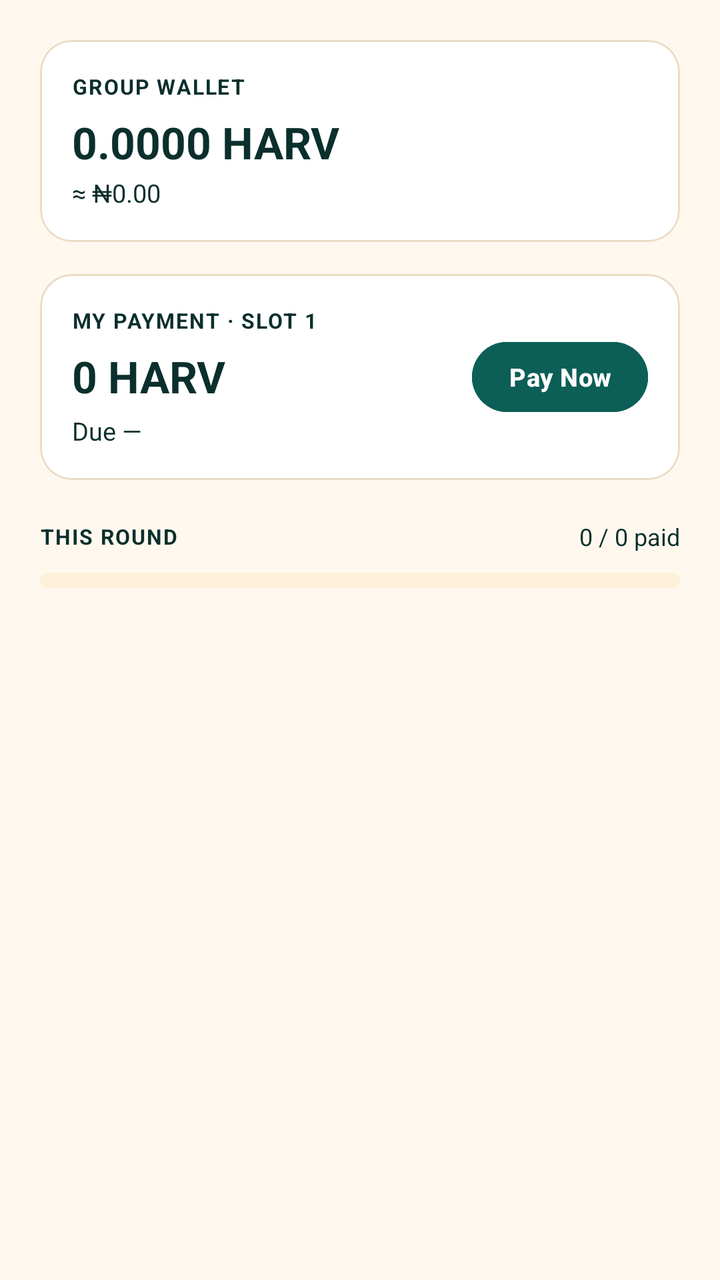
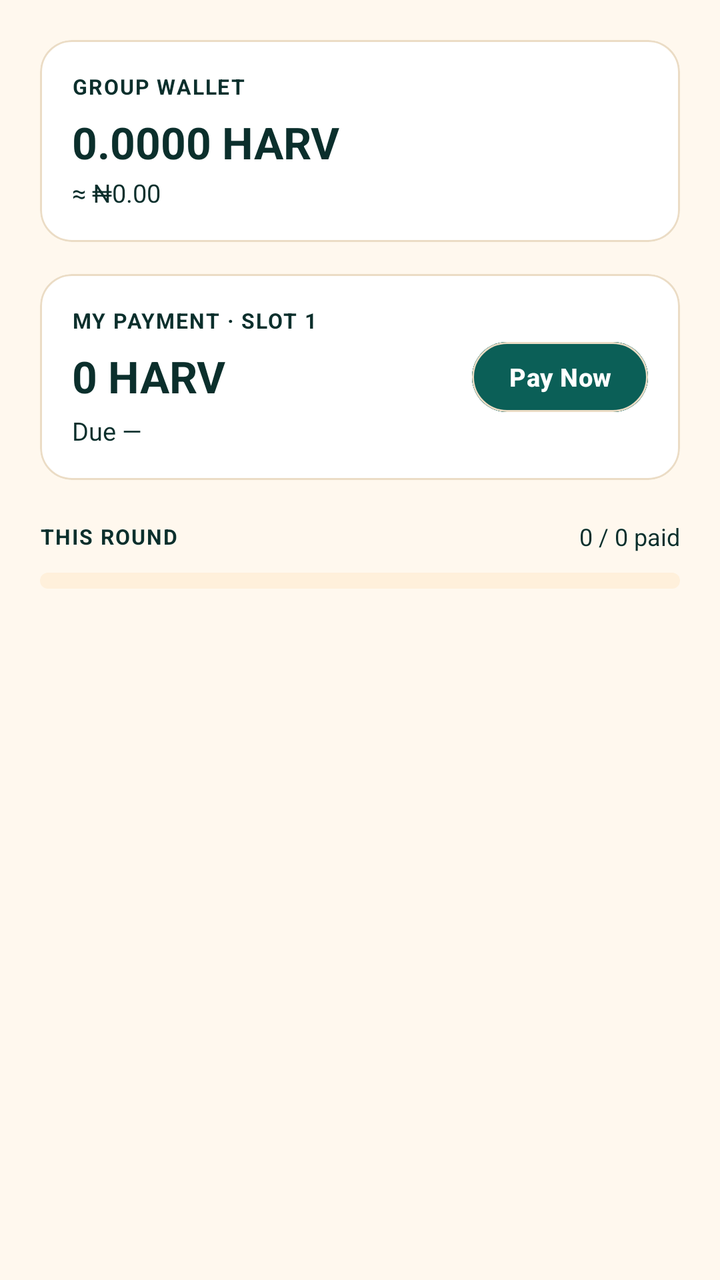

An Android layout rendered at two revisions. The XML below is the earlier revision; the diff shows what the commit changed to produce the second picture.
<!-- AndroidManifest.xml: application theme AppTheme -->
<!-- res/layout/group_payment_fragment.xml -->
<androidx.core.widget.NestedScrollView
	xmlns:android="http://schemas.android.com/apk/res/android"
	xmlns:app="http://schemas.android.com/apk/res-auto"
	xmlns:tools="http://schemas.android.com/tools"
	android:layout_width="match_parent"
	android:layout_height="match_parent"
	android:fillViewport="true"
	android:overScrollMode="never"
	android:background="@color/colorBackground"
	android:id="@+id/_main">
	<LinearLayout
		android:id="@+id/linear126"
		android:layout_width="match_parent"
		android:layout_height="wrap_content"
		android:padding="20dp"
		android:orientation="vertical">
		<com.google.android.material.card.MaterialCardView
			android:id="@+id/card_group_wallet"
			android:layout_width="match_parent"
			android:layout_height="wrap_content"
			android:layout_marginBottom="16dp"
			app:cardBackgroundColor="@color/colorSurface"
			app:cardCornerRadius="16dp"
			app:cardElevation="0dp"
			app:strokeWidth="1dp"
			app:strokeColor="@color/colorCardStroke">
			<LinearLayout
				android:id="@+id/linear3"
				android:layout_width="match_parent"
				android:layout_height="wrap_content"
				android:padding="16dp"
				android:orientation="vertical">
				<TextView
					android:id="@+id/textview7"
					android:layout_width="wrap_content"
					android:layout_height="wrap_content"
					android:text="GROUP WALLET"
					android:textStyle="bold"
					android:textSize="10.5sp"
					android:letterSpacing="0.06" />
				<TextView
					android:id="@+id/tv_group_wallet_balance"
					android:layout_width="wrap_content"
					android:layout_height="wrap_content"
					android:layout_marginTop="6dp"
					android:text="0.0000 HARV"
					android:textSize="22sp"
					android:textStyle="bold" />
				<TextView
					android:id="@+id/tv_group_wallet_ngn"
					android:layout_width="wrap_content"
					android:layout_height="wrap_content"
					android:layout_marginTop="2dp"
					android:text="≈ ₦0.00"
					android:textSize="12.5sp" />
				<LinearLayout
					android:id="@+id/panel_per_slot_amount"
					android:layout_width="match_parent"
					android:layout_height="wrap_content"
					android:layout_marginTop="14dp"
					android:orientation="vertical"
					android:visibility="gone">
					<com.google.android.material.divider.MaterialDivider
						android:id="@+id/view27"
						android:layout_width="match_parent"
						android:layout_height="1dp"
						android:layout_marginBottom="14dp"
	app:dividerColor="@color/colorDivider"/>
					<LinearLayout
						android:id="@+id/linear28"
						android:layout_width="match_parent"
						android:layout_height="wrap_content"
						android:gravity="center_vertical"
						android:orientation="horizontal">
						<LinearLayout
							android:id="@+id/linear29"
							android:layout_width="0dp"
							android:layout_height="wrap_content"
							android:orientation="vertical"
							android:layout_weight="1">
							<TextView
								android:id="@+id/textview2"
								android:layout_width="wrap_content"
								android:layout_height="wrap_content"
								android:text="PER SLOT AMOUNT"
								android:textStyle="bold"
								android:textSize="10.5sp"
								android:letterSpacing="0.06" />
							<TextView
								android:id="@+id/tv_per_slot_amount"
								android:layout_width="wrap_content"
								android:layout_height="wrap_content"
								android:layout_marginTop="4dp"
								android:text="0 HARV"
								android:textSize="15sp"
								android:textStyle="bold" />
						</LinearLayout>
						<com.google.android.material.button.MaterialButton
							android:id="@+id/btn_edit_slot_amount"
							android:layout_width="wrap_content"
							android:layout_height="wrap_content"
							android:paddingTop="8dp"
							android:paddingBottom="8dp"
							android:text="Edit Amount"
							android:textSize="12sp"
							android:textStyle="bold"
							android:paddingStart="14dp"
							android:paddingEnd="14dp"
							android:backgroundTint="@color/colorAccent"
	android:textAllCaps="false"/>
					</LinearLayout>
				</LinearLayout>
			</LinearLayout>
		</com.google.android.material.card.MaterialCardView>
		<com.google.android.material.card.MaterialCardView
			android:id="@+id/cardview23"
			android:layout_width="match_parent"
			android:layout_height="wrap_content"
			app:cardBackgroundColor="@color/colorSurface"
			app:cardCornerRadius="16dp"
			app:cardElevation="0dp"
			app:strokeWidth="1dp"
			app:strokeColor="@color/colorCardStroke">
			<LinearLayout
				android:id="@+id/linear127"
				android:layout_width="match_parent"
				android:layout_height="wrap_content"
				android:padding="16dp"
				android:gravity="center_vertical"
				android:orientation="horizontal">
				<LinearLayout
					android:id="@+id/linear128"
					android:layout_width="0dp"
					android:layout_height="wrap_content"
					android:orientation="vertical"
					android:layout_weight="1">
					<TextView
						android:id="@+id/tv_my_payment_label"
						android:layout_width="wrap_content"
						android:layout_height="wrap_content"
						android:text="MY PAYMENT · SLOT 1"
						android:textStyle="bold"
						android:textSize="10.5sp"
						android:letterSpacing="0.06" />
					<TextView
						android:id="@+id/tv_my_payment_amount"
						android:layout_width="wrap_content"
						android:layout_height="wrap_content"
						android:layout_marginTop="6dp"
						android:text="0 HARV"
						android:textSize="22sp"
						android:textStyle="bold" />
					<TextView
						android:id="@+id/tv_my_payment_due"
						android:layout_width="wrap_content"
						android:layout_height="wrap_content"
						android:layout_marginTop="4dp"
						android:text="Due —"
						android:textSize="12.5sp" />
				</LinearLayout>
				<androidx.cardview.widget.CardView
					android:id="@+id/cardview24"
					android:layout_width="wrap_content"
					android:layout_height="wrap_content"
					app:cardBackgroundColor="@color/colorAccent"
					app:cardElevation="0dp"
					app:strokeWidth="1dp"
					app:strokeColor="@color/colorCardStroke"
					app:cardCornerRadius="30dp">
					<com.google.android.material.button.MaterialButton
						android:id="@+id/btn_pay_now"
						android:tag="payment_button"
						android:layout_width="match_parent"
						android:layout_height="35dp"
						android:paddingLeft="16dp"
						android:paddingRight="16dp"
						android:gravity="center_horizontal|center_vertical"
						android:text="Pay Now"
						android:textStyle="bold"
						android:textSize="12.5sp"
						android:backgroundTint="@color/colorAccent"
	android:textAllCaps="false"/>
				</androidx.cardview.widget.CardView>
			</LinearLayout>
		</com.google.android.material.card.MaterialCardView>
		<LinearLayout
			android:id="@+id/panel_type_board"
			android:layout_width="match_parent"
			android:layout_height="wrap_content"
			android:layout_marginTop="16dp"
			android:padding="16dp"
			android:background="@color/colorSurface"
			android:orientation="vertical"
			android:visibility="gone">
			<TextView
				android:id="@+id/tv_type_board_title"
				android:layout_width="match_parent"
				android:layout_height="wrap_content"
				android:text="Payments"
				android:textSize="15sp"
				android:textStyle="bold" />
			<TextView
				android:id="@+id/tv_type_board_subtitle"
				android:layout_width="match_parent"
				android:layout_height="wrap_content"
				android:layout_marginTop="4dp"
				android:text=""
				android:textSize="12.5sp" />
			<LinearLayout
				android:id="@+id/layout_type_board"
				android:layout_width="match_parent"
				android:layout_height="wrap_content"
				android:layout_marginTop="10dp"
				android:orientation="vertical" />
			<TextView
				android:id="@+id/tv_type_board_legend"
				android:layout_width="match_parent"
				android:layout_height="wrap_content"
				android:layout_marginTop="8dp"
				android:text=""
				android:textSize="11sp" />
		</LinearLayout>
		<LinearLayout
			android:id="@+id/panel_fixed_days"
			android:layout_width="match_parent"
			android:layout_height="wrap_content"
			android:layout_marginTop="16dp"
			android:padding="16dp"
			android:background="@color/colorSurface"
			android:orientation="vertical"
			android:visibility="gone">
			<TextView
				android:id="@+id/textview8"
				android:layout_width="match_parent"
				android:layout_height="wrap_content"
				android:text="Daily custody calendar (31 days)"
				android:textSize="14sp"
				android:textStyle="bold" />
			<TextView
				android:id="@+id/tv_fixed_progress"
				android:layout_width="match_parent"
				android:layout_height="wrap_content"
				android:layout_marginTop="4dp"
				android:layout_marginBottom="8dp"
				android:text="0 / 31 days"
				android:textSize="12sp" />
			<androidx.recyclerview.widget.RecyclerView
				android:id="@+id/recycler_fixed_days"
				android:layout_width="match_parent"
				android:layout_height="wrap_content"
				android:nestedScrollingEnabled="false"
				android:overScrollMode="never" />
			<TextView
				android:id="@+id/textview9"
				android:layout_width="match_parent"
				android:layout_height="wrap_content"
				android:layout_marginTop="8dp"
				android:text="Admin holds funds. Month end: 30 days returned to member, 1 day admin fee."
				android:textSize="11sp" />
		</LinearLayout>
		<LinearLayout
			android:id="@+id/linear129"
			android:layout_width="match_parent"
			android:layout_height="wrap_content"
			android:layout_marginTop="20dp"
			android:gravity="center_vertical"
			android:orientation="horizontal">
			<TextView
				android:id="@+id/textview72"
				android:layout_width="0dp"
				android:layout_height="wrap_content"
				android:text="THIS ROUND"
				android:textStyle="bold"
				android:layout_weight="1"
				android:textSize="10.5sp"
				android:letterSpacing="0.06" />
			<TextView
				android:id="@+id/tv_round_paid_count"
				android:layout_width="wrap_content"
				android:layout_height="wrap_content"
				android:text="0 / 0 paid"
				android:textSize="12sp" />
		</LinearLayout>
		<com.google.android.material.progressindicator.LinearProgressIndicator
			android:id="@+id/progress_round_paid"
			android:layout_width="match_parent"
			android:layout_height="wrap_content"
			android:layout_marginTop="10dp"
			app:trackThickness="8dp"
			app:trackCornerRadius="30dp"
			app:indicatorColor="@color/colorAccent"
			app:trackColor="@color/colorSurfaceAlt" />
		<androidx.recyclerview.widget.RecyclerView
			android:id="@+id/recycler_payments"
			android:layout_width="match_parent"
			android:layout_height="wrap_content"
			android:layout_marginTop="12dp"
			android:nestedScrollingEnabled="false"
			android:overScrollMode="never" />
		<TextView
			android:id="@+id/tv_payments_empty"
			android:layout_width="match_parent"
			android:layout_height="wrap_content"
			android:padding="24dp"
			android:gravity="center_horizontal|center_vertical"
			android:text="No payment records for this round yet."
			android:textSize="13sp"
			android:visibility="gone" />
	</LinearLayout>
</androidx.core.widget.NestedScrollView>
<!-- resources referenced by this layout -->
<resources>
  <color name="colorAccent">#0B5F57</color>
  <color name="colorBackground">#FFF8EE</color>
  <color name="colorCardStroke">#EBDCC5</color>
  <color name="colorDivider">@color/colorCardStroke</color>
  <color name="colorSurface">#FFFFFF</color>
  <color name="colorSurfaceAlt">#FFF0DB</color>
  <style name="HarvanaPopupMenu" parent="Widget.MaterialComponents.PopupMenu">
          <item name="android:popupBackground">@drawable/bg_popup_menu</item>
          <item name="android:popupElevation">10dp</item>
      </style>
  <style name="HarvanaSpinner" parent="Widget.AppCompat.Spinner">
          <item name="android:popupBackground">@color/colorSurface</item>
          <item name="android:dropDownSelector">@color/colorAccentRipple</item>
      </style>
  <style name="Harvana.Card" parent="Widget.MaterialComponents.CardView">
          <item name="cardBackgroundColor">@color/colorSurface</item>
          <item name="cardCornerRadius">16dp</item>
          <item name="cardElevation">0dp</item>
          <item name="strokeColor">@color/colorCardStroke</item>
          <item name="strokeWidth">1dp</item>
          <item name="rippleColor">@color/colorAccentRipple</item>
      </style>
  <style name="HarvanaButton.Text" parent="Widget.MaterialComponents.Button.TextButton">
          <item name="cornerRadius">12dp</item>
          <item name="android:textAllCaps">false</item>
          <item name="android:textStyle">bold</item>
          <item name="android:textColor">@color/colorAccentStrong</item>
          <item name="rippleColor">@color/colorAccentRipple</item>
      </style>
  <!-- drawable ic_nav_back (drawable) -->
  <?xml version="1.0" encoding="utf-8"?>
  <vector xmlns:android="http://schemas.android.com/apk/res/android"
      android:width="24dp" android:height="24dp" android:viewportWidth="24" android:viewportHeight="24"
      android:autoMirrored="true"
      android:tint="?attr/colorControlNormal">
      <path android:fillColor="#FFFFFFFF" android:pathData="M20,11H7.83l5.59,-5.59L12,4l-8,8 8,8 1.41,-1.41L7.83,13H20v-2z" />
  </vector>
  <style name="HarvanaTextView" parent="android:Widget.TextView">
          <item name="android:textColor">@color/colorTextPrimary</item>
      </style>
  <color name="colorTextPrimary">#0B2F2C</color>
  <color name="colorTextOnAccent">#FFFFFF</color>
  <color name="colorAccentDark">#084A44</color>
  <color name="colorError">#C8443F</color>
  <color name="colorTextPrimaryWhite">#FFFFFF</color>
  <color name="colorControlNormal">#587570</color>
  <color name="colorAccentRipple">#1A0B5F57</color>
  <color name="colorAccentStroke">#330B5F57</color>
  <color name="colorAccentStrong">#053D3A</color>
  <color name="colorTextSecondary">#3F5F5A</color>
  <color name="colorTextTertiary">#587570</color>
  <!-- drawable bg_popup_menu (drawable) -->
  <?xml version="1.0" encoding="utf-8"?>
  <shape xmlns:android="http://schemas.android.com/apk/res/android" android:shape="rectangle">
      <solid android:color="@color/colorPopupSurface" />
      <stroke android:width="1dp" android:color="@color/colorCardStroke" />
      <corners android:radius="14dp" />
  </shape>
  <style name="HarvanaDialogButton" parent="Widget.MaterialComponents.Button.TextButton.Dialog">
          <item name="android:textColor">@color/colorAccent</item>
          <item name="android:minHeight">48dp</item>
      </style>
  <style name="HarvanaBottomSheetStyle" parent="Widget.MaterialComponents.BottomSheet.Modal">
          <item name="backgroundTint">?attr/colorSurface</item>
          <item name="shapeAppearanceOverlay">@style/HarvanaBottomSheetShape</item>
      </style>
  <color name="colorPopupSurface">@color/colorSurface</color>
  <style name="HarvanaBottomSheetShape" parent="">
          <item name="cornerFamily">rounded</item>
          <item name="cornerSizeTopLeft">20dp</item>
          <item name="cornerSizeTopRight">20dp</item>
          <item name="cornerSizeBottomLeft">0dp</item>
          <item name="cornerSizeBottomRight">0dp</item>
      </style>
  <!-- unchanged entries left out for length: 6 -->
</resources>

<!-- the commit's change to res/layout/group_payment_fragment.xml (unified diff, before → after) -->
@@ -158,7 +158,7 @@
 						android:text="Due —"
 						android:textSize="12.5sp" />
 				</LinearLayout>
-				<androidx.cardview.widget.CardView
+				<com.google.android.material.card.MaterialCardView
 					android:id="@+id/cardview24"
 					android:layout_width="wrap_content"
 					android:layout_height="wrap_content"
@@ -180,7 +180,7 @@
 						android:textSize="12.5sp"
 						android:backgroundTint="@color/colorAccent"
 	android:textAllCaps="false"/>
-				</androidx.cardview.widget.CardView>
+				</com.google.android.material.card.MaterialCardView>
 			</LinearLayout>
 		</com.google.android.material.card.MaterialCardView>
 		<LinearLayout
